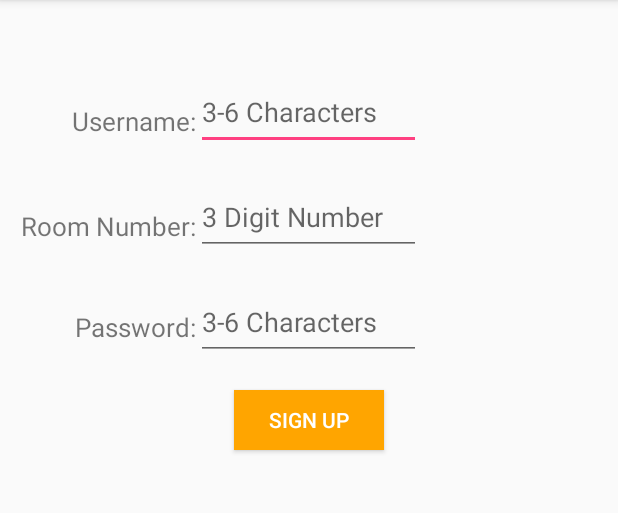
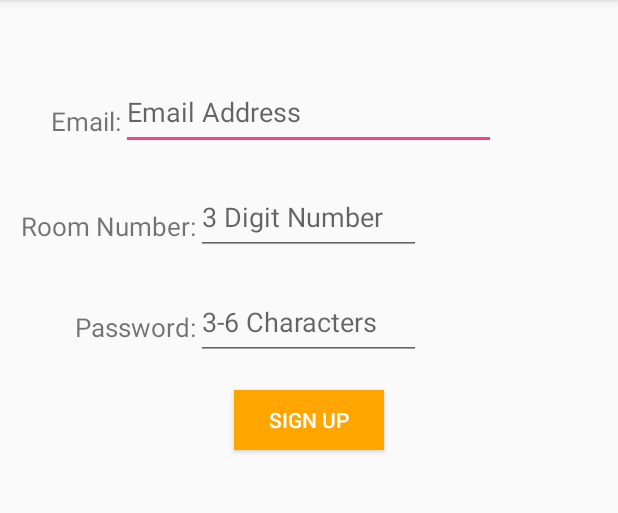
Before and after one commit to Joyliu290/HotelSync, an Android app: the UserSignUp screen opened directly, with no data from a screen before it, on a phone screen of 412 x 824 dp, the part 84-597 px from its top. Run offline under Robolectric (Android 15) with nearby library versions, the phone set to English and light mode, and no system bars; our stand-ins replace Firebase (no records; nobody signed in at launch, a user with empty details on screens opened directly).

Commit message:
Implemented Firebase User Authentication through email and password login but debugging as of now.

```diff
--- a/app/src/main/java/project/hotelsync/com/hotelsync/UserSignUp.java
+++ b/app/src/main/java/project/hotelsync/com/hotelsync/UserSignUp.java
@@ -1,16 +1,132 @@
 package project.hotelsync.com.hotelsync;
 
 import android.os.Bundle;
+import android.support.annotation.NonNull;
 import android.support.v7.app.AppCompatActivity;
+import android.util.Log;
+import android.util.Patterns;
+import android.view.View;
+import android.widget.Button;
+import android.widget.EditText;
+import android.widget.ProgressBar;
+import android.widget.Toast;
+
+import com.google.android.gms.tasks.OnCompleteListener;
+import com.google.android.gms.tasks.Task;
+import com.google.firebase.auth.AuthResult;
+import com.google.firebase.auth.FirebaseAuth;
+import com.google.firebase.auth.FirebaseUser;
 
 /**
  * Created by Joyli on 2018-06-03.
  */
 
-public class UserSignUp extends AppCompatActivity{
+public class UserSignUp extends AppCompatActivity {
+    EditText email, roomNumber, password;
+    Button signUp;
+    private FirebaseAuth mAuth;
+    private FirebaseAuth.AuthStateListener mAuthListener;
+
+
+    private void registerUser() {
+        email = (EditText) findViewById(R.id.signUpEmail);
+        String inputEmail = email.toString();
+
+        roomNumber = (EditText) findViewById(R.id.signUpRoomNumber);
+        String inputRoomNumber = roomNumber.toString();
+
+        password = (EditText) findViewById(R.id.signUpPassword);
+        String inputPassword = password.toString();
+
+        if (inputEmail.isEmpty()) {
+            email.setError("Email is required");
+            email.requestFocus();
+            return;
+        }
+        //checking for valid email address
+
+        if (!Patterns.EMAIL_ADDRESS.matcher(inputEmail).matches()) {
+            email.setError("Enter a Valid Email");
+            email.requestFocus();
+            return;
+        }
+
+        //check if password has less than 6 characters
+        if (password.length() < 6) {
+            password.setError("Minimum length of password is 6");
+            password.requestFocus();
+            return;
+        }
+
+        if (inputPassword.isEmpty()) {
+            password.setError("Password is required");
+            password.requestFocus();
+        }
+
+        mAuth.createUserWithEmailAndPassword(inputEmail, inputPassword)
+                .addOnCompleteListener(this, new OnCompleteListener<AuthResult>() {
+                    @Override
+                    public void onComplete(@NonNull Task<AuthResult> task) {
+                        Log.d("signing up user", "createUserWithEmail:onComplete:" + task.isSuccessful());
+
+                        // If sign in fails, display a message to the user. If sign in succeeds
+                        // the auth state listener will be notified and logic to handle the
+                        // signed in user can be handled in the listener.
+                        if (!task.isSuccessful()) {
+                            Toast.makeText(UserSignUp.this, "Sign-in Failed",
+                                    Toast.LENGTH_SHORT).show();
+                        }
+
+                        // ...
+                    }
+                });
+
+
+    }
+
     @Override
     protected void onCreate(Bundle savedInstanceState) {
         super.onCreate(savedInstanceState);
         setContentView(R.layout.sign_up);
+        mAuth = FirebaseAuth.getInstance();
+        mAuthListener = new FirebaseAuth.AuthStateListener() {
+            @Override
+            public void onAuthStateChanged(@NonNull FirebaseAuth firebaseAuth) {
+                FirebaseUser user = firebaseAuth.getCurrentUser();
+                if (user != null) {
+                    // User is signed in
+                    Log.d("logging ", "onAuthStateChanged:signed_in:" + user.getUid());
+                } else {
+                    // User is signed out
+                    Log.d("logging", "onAuthStateChanged:signed_out");
+                }
+                // ...
+            }
+        };
+
+        signUp = (Button)findViewById(R.id.signUpButton);
+        signUp.setOnClickListener(new View.OnClickListener() {
+            @Override
+            public void onClick(View view) {
+                registerUser();
+            }
+        });
+
+
+    }
+
+    @Override
+    public void onStart() {
+        super.onStart();
+        mAuth.addAuthStateListener(mAuthListener);
+    }
+
+    @Override
+    public void onStop() {
+        super.onStop();
+        if (mAuthListener != null) {
+            mAuth.removeAuthStateListener(mAuthListener);
+        }
+
     }
 }
--- a/app/src/main/res/layout/sign_up.xml
+++ b/app/src/main/res/layout/sign_up.xml
@@ -4,21 +4,21 @@
     android:layout_height="match_parent">
 
     <EditText
-        android:id="@+id/signUpUsername"
-        android:layout_width="150dp"
+        android:id="@+id/signUpEmail"
+        android:layout_width="250dp"
         android:layout_height="50dp"
         android:layout_centerHorizontal="true"
         android:layout_marginLeft="0dp"
         android:layout_marginTop="50dp"
-        android:hint="3-6 Characters"
+        android:hint="Email Address"
         />
     <TextView
         android:layout_width="wrap_content"
         android:layout_height="wrap_content"
-        android:text="Username:"
+        android:text="Email:"
         android:textSize="17dp"
-        android:layout_toLeftOf="@+id/signUpUsername"
-        android:layout_alignBottom="@+id/signUpUsername"
+        android:layout_toLeftOf="@+id/signUpEmail"
+        android:layout_alignBottom="@+id/signUpEmail"
         android:layout_marginBottom="7dp"
         android:id="@+id/signUpUserNameText"
         />
@@ -29,7 +29,7 @@
         android:layout_height="50dp"
         android:layout_centerHorizontal="true"
         android:layout_marginLeft="0dp"
-        android:layout_below="@+id/signUpUsername"
+        android:layout_below="@+id/signUpEmail"
         android:layout_marginTop="20dp"
         android:hint="3 Digit Number"
         />
@@ -68,7 +68,7 @@
         android:layout_width="100dp"
         android:layout_height="40dp"
         android:layout_below="@+id/signUpPassword"
-        android:id="@+id/signInButton"
+        android:id="@+id/signUpButton"
         android:layout_marginTop="20dp"
         android:text="Sign Up"
         android:background="@color/colorPrimary"
```
Also changed, not shown: app/src/main/java/project/hotelsync/com/hotelsync/MainActivity.java (+7 -0 lines).
